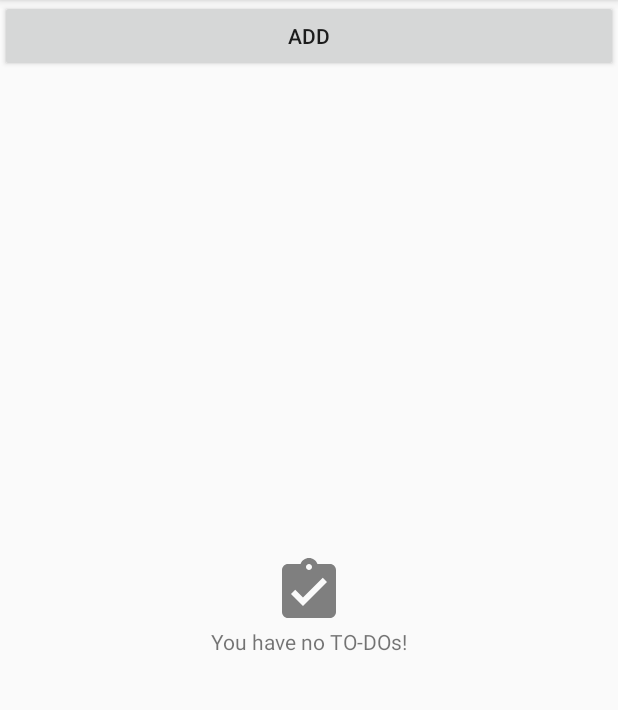
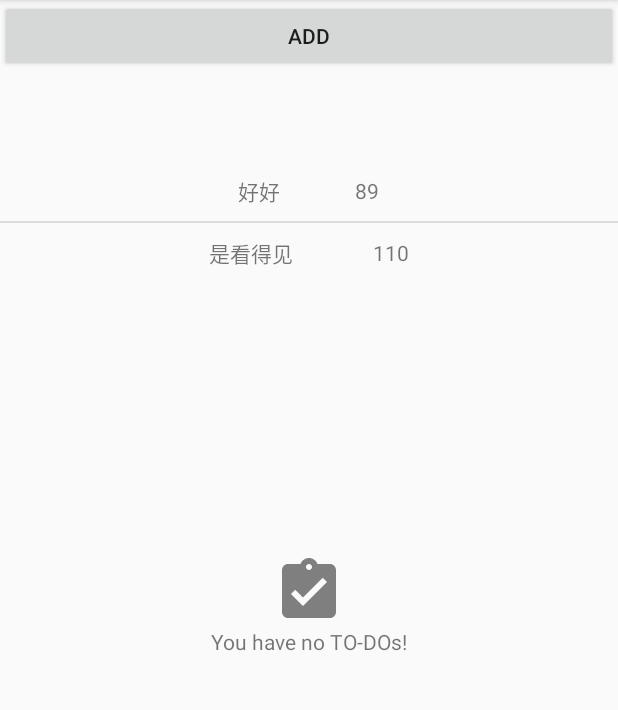
Before and after one commit to wanggang2301/MVPSample, an Android app: the screen it shows after launch (TasksActivity), on a phone screen of 412 x 824 dp, the part 84-794 px from its top. Run offline under Robolectric (Android 15) with nearby library versions, the phone set to English and light mode, and no system bars; libraries missing offline, so code that uses them is left out: de.greenrobot.event; 1 statement that could not run was skipped.

Commit message:
mvp   2017/3/10

```diff
--- a/app/src/main/java/com/wg/mvpsample/tasks/TasksContract.java
+++ b/app/src/main/java/com/wg/mvpsample/tasks/TasksContract.java
@@ -15,10 +15,19 @@ public interface TasksContract {
     interface View extends BaseView<Presenter> {
         //显示的View
         void showAddTask();
+
+        void updataAdapter();
+
+        void showToastView(String msg);
+
     }
 
     //控制View的显示
     interface Presenter extends BasePresenter {
         void addNewTask();
+
+        void addPersonTask();
+
+        void showToast(String msg);
     }
 }
--- a/app/src/main/java/com/wg/mvpsample/tasks/TasksFragment.java
+++ b/app/src/main/java/com/wg/mvpsample/tasks/TasksFragment.java
@@ -11,11 +11,16 @@ import android.view.View;
 import android.view.ViewGroup;
 import android.widget.BaseAdapter;
 import android.widget.Button;
+import android.widget.LinearLayout;
+import android.widget.ListView;
+import android.widget.TextView;
+import android.widget.Toast;
 
 import com.wg.mvpsample.R;
 import com.wg.mvpsample.addedittask.AddEditTaskActivity;
 import com.wg.mvpsample.data.Person;
 
+import java.util.ArrayList;
 import java.util.List;
 
 import de.greenrobot.event.EventBus;
@@ -27,8 +32,11 @@ import de.greenrobot.event.Subscribe;
 public class TasksFragment extends Fragment implements TasksContract.View {
 
     private TasksContract.Presenter mPresenter;
+    private TasksAdapter mListAdapter;
 
     Button btn_add;
+
+    private List<Person> list;
 
     public TasksFragment() {
         // Requires empty public constructor
@@ -41,6 +49,12 @@ public class TasksFragment extends Fragment implements TasksContract.View {
     @Override
     public void onCreate(@Nullable Bundle savedInstanceState) {
         super.onCreate(savedInstanceState);
+
+        list = new ArrayList<>();
+
+        list.add(new Person("好好", "89"));
+        list.add(new Person("是看得见 ", "110"));
+        mListAdapter = new TasksAdapter(list, taskItemListener);
     }
 
 
@@ -68,6 +82,9 @@ public class TasksFragment extends Fragment implements TasksContract.View {
         });
 
 
+        ListView listView = (ListView) root.findViewById(R.id.tasks_list);
+        listView.setAdapter(mListAdapter);
+
         return root;
     }
 
@@ -79,9 +96,30 @@ public class TasksFragment extends Fragment implements TasksContract.View {
     }
 
     @Override
+    public void updataAdapter() {
+
+        mListAdapter.replaceData(list);
+
+    }
+
+    @Override
     public void onDestroy() {
         super.onDestroy();
         EventBus.getDefault().unregister(this);
+    }
+
+
+    TaskItemListener taskItemListener = new TaskItemListener() {
+        @Override
+        public void onTaskClick(Person clickedTask) {
+            mPresenter.showToast("数据==" + clickedTask.getName());
+
+        }
+    };
+
+    @Override
+    public void showToastView(String msg) {
+        Toast.makeText(getActivity(), msg, Toast.LENGTH_SHORT).show();
     }
 
     /**
@@ -90,12 +128,22 @@ public class TasksFragment extends Fragment implements TasksContract.View {
     @Subscribe
     public void getPersonData(Person person) {
         Log.d("wangg", "收到的数据===" + person.getName() + "__" + person.getAge());
+        list.add(person);
+
+        mPresenter.addPersonTask();
 
     }
 
     private static class TasksAdapter extends BaseAdapter {
 
         private List<Person> mPersons;
+
+        private TaskItemListener taskItemListener;
+
+        public TasksAdapter(List<Person> tasks, TaskItemListener itemListener) {
+            setList(tasks);
+            taskItemListener = itemListener;
+        }
 
 
         public void replaceData(List<Person> tasks) {
@@ -104,7 +152,10 @@ public class TasksFragment extends Fragment implements TasksContract.View {
         }
 
         private void setList(List<Person> tasks) {
-            mPersons = tasks;
+            if (tasks.size() > 0) {
+                mPersons = tasks;
+
+            }
         }
 
 
@@ -114,7 +165,7 @@ public class TasksFragment extends Fragment implements TasksContract.View {
         }
 
         @Override
-        public Object getItem(int position) {
+        public Person getItem(int position) {
             return mPersons.get(position);
         }
 
@@ -131,42 +182,33 @@ public class TasksFragment extends Fragment implements TasksContract.View {
                 rowView = inflater.inflate(R.layout.task_item, viewGroup, false);
             }
 
-            /*final Task task = getItem(i);
+            final Person person = getItem(position);
 
-            TextView titleTV = (TextView) rowView.findViewById(R.id.title);
-            titleTV.setText(task.getTitleForList());
+            LinearLayout ll_task = (LinearLayout) rowView.findViewById(R.id.ll_task);
 
-            CheckBox completeCB = (CheckBox) rowView.findViewById(R.id.complete);
+            TextView titleName = (TextView) rowView.findViewById(R.id.tv_name);
+            TextView titleAge = (TextView) rowView.findViewById(R.id.tv_age);
 
-            // Active/completed task UI
-            completeCB.setChecked(task.isCompleted());
-            if (task.isCompleted()) {
-                rowView.setBackgroundDrawable(viewGroup.getContext()
-                        .getResources().getDrawable(R.drawable.list_completed_touch_feedback));
-            } else {
-                rowView.setBackgroundDrawable(viewGroup.getContext()
-                        .getResources().getDrawable(R.drawable.touch_feedback));
-            }
+            titleName.setText(person.getName());
+            titleAge.setText(person.getAge());
 
-            completeCB.setOnClickListener(new View.OnClickListener() {
+
+            ll_task.setOnClickListener(new View.OnClickListener() {
                 @Override
                 public void onClick(View v) {
-                    if (!task.isCompleted()) {
-                        mItemListener.onCompleteTaskClick(task);
-                    } else {
-                        mItemListener.onActivateTaskClick(task);
-                    }
+                    taskItemListener.onTaskClick(person);
                 }
             });
 
-            rowView.setOnClickListener(new View.OnClickListener() {
-                @Override
-                public void onClick(View view) {
-                    mItemListener.onTaskClick(task);
-                }
-            });
-*/
+
             return rowView;
         }
     }
+
+    public interface TaskItemListener {
+
+        void onTaskClick(Person clickedTask);
+
+
+    }
 }
--- a/app/src/main/java/com/wg/mvpsample/tasks/TasksPresenter.java
+++ b/app/src/main/java/com/wg/mvpsample/tasks/TasksPresenter.java
@@ -32,4 +32,14 @@ public class TasksPresenter implements TasksContract.Presenter {
         mTasksView.showAddTask();
     }
 
+    @Override
+    public void addPersonTask() {
+        mTasksView.updataAdapter();
+    }
+
+
+    @Override
+    public void showToast(String msg) {
+        mTasksView.showToastView(msg);
+    }
 }
--- a/app/src/main/res/layout/task_item.xml
+++ b/app/src/main/res/layout/task_item.xml
@@ -1,5 +1,6 @@
 <?xml version="1.0" encoding="utf-8"?>
 <LinearLayout xmlns:android="http://schemas.android.com/apk/res/android"
+    android:id="@+id/ll_task"
     android:layout_width="match_parent"
     android:layout_height="40dp"
     android:gravity="center"
```
